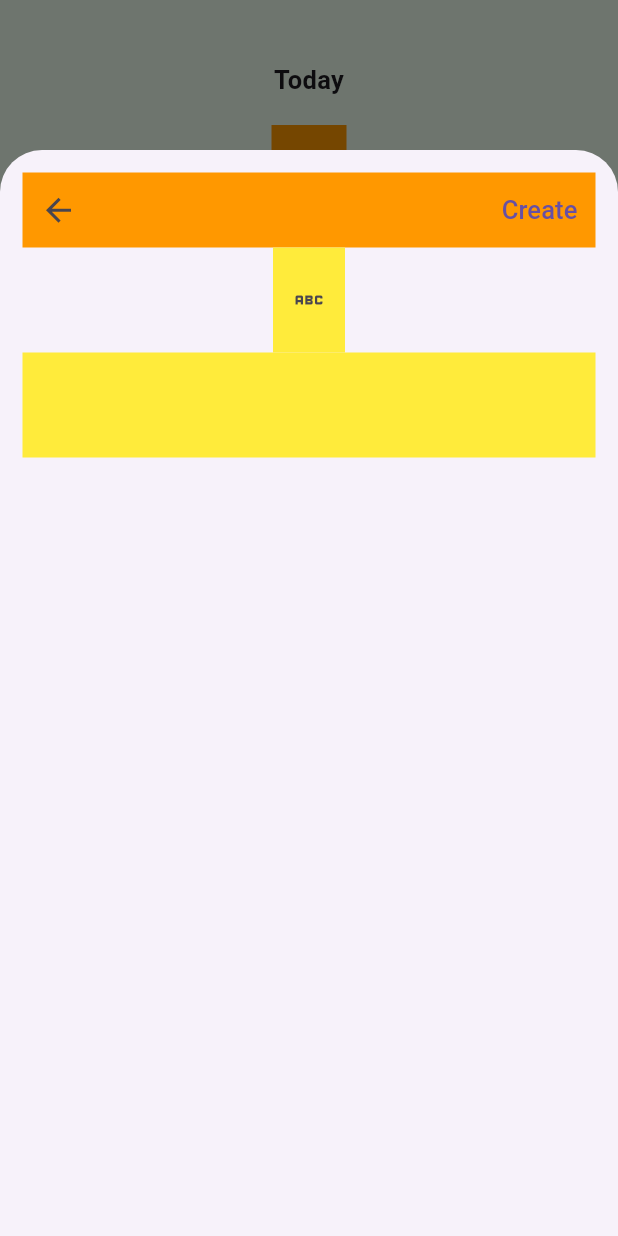
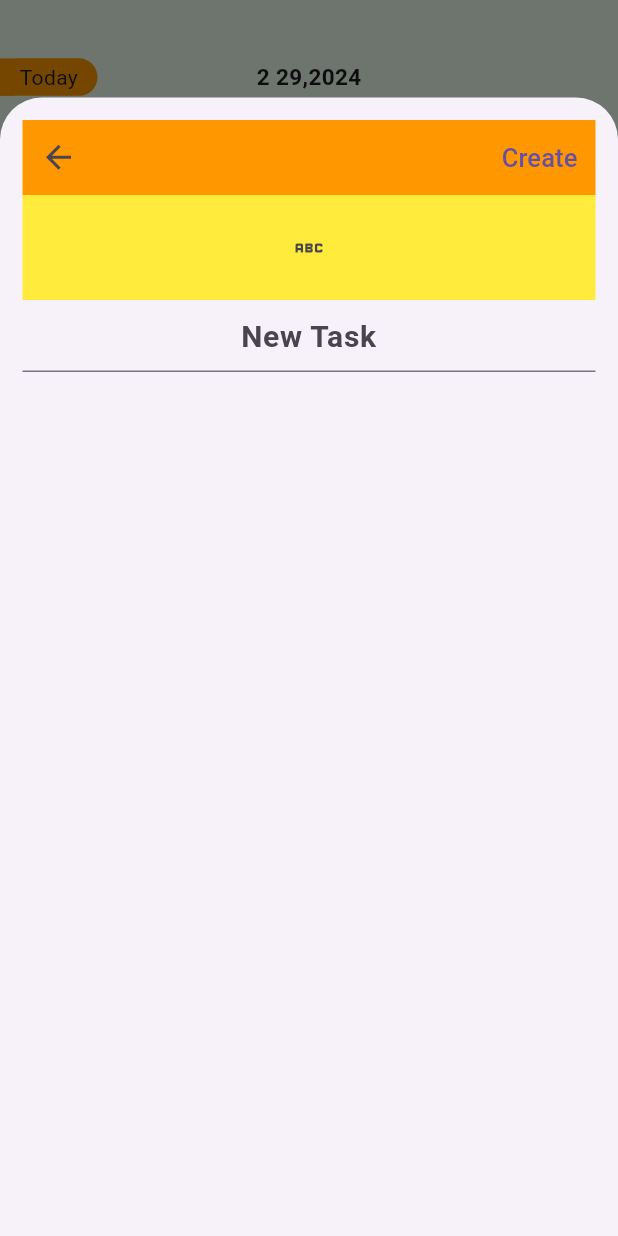
Before and after one commit to thanhbinhs/Time-Varience-Authority-TVA-, a Flutter app: the screen it shows after launch, after a tap on the "add" icon, on a phone screen of 412 x 824 dp. Run offline on Flutter 3.47's test engine with Material 3 defaults, Android fonts, the phone set to English and light mode, and no system bars; missing offline and left inert: tva_time_varience_authority.

Commit message:
Add 2/29/2024

```diff
--- /dev/null
+++ b/tva_time_varience_authority/lib/Pages/HomePageWidget.dart
@@ -0,0 +1,166 @@
+import 'package:flutter/material.dart';
+import 'package:flutter/rendering.dart';
+import 'package:tva_the_time_variance_authority_ver2/Pages/LibraryWidget.dart';
+import 'ProfileWidget.dart';
+import 'RoutineWidget.dart';
+import 'VariablesDataClass.dart';
+import 'package:flutter/services.dart';
+
+
+
+
+class HomePage extends StatefulWidget{
+  @override
+  State<HomePage> createState() => _HomePageState();
+}
+
+class _HomePageState extends State<HomePage> {
+  int currentIndex = 0;
+
+  @override
+  Widget build(BuildContext context) {
+    VariableData variableData = VariableData(context);
+    return Scaffold(
+      body: Column(
+        mainAxisAlignment: MainAxisAlignment.end,
+        children: [
+          if (currentIndex == 0) RoutineWidget(),
+          if (currentIndex == 1) LibraryWidget(),
+          if (currentIndex == 2) ProfileWidget(),
+
+          Container(height: 0.5, color: Colors.grey,),
+
+
+          Container(
+            height: variableData.screenHeight() * 0.11,
+            child: Row(
+              mainAxisAlignment: MainAxisAlignment.spaceBetween,
+              children: [
+
+                  GestureDetector(
+                  onTap: () {
+                    HapticFeedback.vibrate();
+                    setState(() {
+                      currentIndex = 0;
+                    });
+                  },
+                    child: Padding(
+                      padding: EdgeInsets.all(10),
+                      child: Container(
+                        width: 70,
+                        child: Column(
+                          mainAxisAlignment: MainAxisAlignment.start,
+                          children: [
+                            Container(
+                              height: 50,
+                              child: Icon(
+                                Icons.abc,
+                                size: 30,
+                              ),
+                            ),
+                            Container(
+                              height: 15,
+                              child: Text(
+                                'Routine',
+                                style: TextStyle(
+                                  color: currentIndex == 0 ? Colors.black : Colors.grey,
+                                ),
+                              ),
+                            ),
+                          ],
+                        ),
+                      ),
+                    ),
+                ),
+
+                GestureDetector(
+                  onTap: () {
+                    HapticFeedback.vibrate();
+                    setState(() {
+                      currentIndex = 1;
+                    });
+                  },
+                  child: Padding(
+                    padding: EdgeInsets.all(10),
+                    child: Container(
+                      width: 70,
+                      child: Column(
+                        mainAxisAlignment: MainAxisAlignment.start,
+                        children: [
+                          Container(
+                            height: 50,
+                            child: Icon(
+                              Icons.abc,
+                              size: 30,
+                            ),
+                          ),
+                          Container(
+                            height: 15,
+                            child: Text(
+                              'Library',
+                              style: TextStyle(
+                                color: currentIndex == 1 ? Colors.black : Colors.grey,
+                              ),
+                            ),
+                          ),
+                        ],
+                      ),
+                    ),
+                  ),
+                ),
+
+                GestureDetector(
+                  onTap: () {
+                    HapticFeedback.vibrate();
+                    setState(() {
+                      currentIndex = 2;
+                    });
+                  },
+
+                  child: Padding(
+                    padding: EdgeInsets.all(10),
+                    child: Container(
+                      width: 90,
+                      // color: Colors.orange,
+                      child: Column(
+                        mainAxisAlignment: MainAxisAlignment.start,
+                        children: [
+                          Container(
+                            height: 50,
+                            child: Icon(
+                              Icons.abc,
+                              size: 30,
+                            ),
+                          ),
+                          Container(
+                            height: 18,
+                            width: 90,
+                            //color: Colors.green,
+                            child: Column(
+                              mainAxisAlignment: MainAxisAlignment.center,
+                              children: [
+                                Text(
+                                  'Profile',
+                                  style: TextStyle(
+                                    color: currentIndex == 2 ? Colors.black : Colors.grey,
+                                    fontSize: 12,
+                                  ),
+                                ),
+                              ],
+                            )
+
+                          ),
+                        ],
+                      ),
+                    ),
+                  ),
+                ),
+
+              ],
+            ),
+          ),
+        ],
+      ),
+    );
+  }
+}
--- /dev/null
+++ b/tva_time_varience_authority/lib/Pages/LibraryWidget.dart
@@ -0,0 +1,15 @@
+import 'package:flutter/material.dart';
+import 'VariablesDataClass.dart';
+
+
+class LibraryWidget extends StatelessWidget {
+
+  @override
+  Widget build(BuildContext context) {
+    VariableData variableData = VariableData(context);
+    return Container(
+      height: variableData.screenHeight() * 0.889,
+      color: Colors.orange,
+    );
+  }
+}
--- /dev/null
+++ b/tva_time_varience_authority/lib/Pages/ProfileWidget.dart
@@ -0,0 +1,15 @@
+import 'package:flutter/material.dart';
+import 'VariablesDataClass.dart';
+
+
+class ProfileWidget extends StatelessWidget {
+
+  @override
+  Widget build(BuildContext context) {
+    VariableData variableData = VariableData(context);
+    return Container(
+      height: variableData.screenHeight() * 0.889,
+      color: Colors.blue,
+    );
+  }
+}
--- /dev/null
+++ b/tva_time_varience_authority/lib/Pages/RoutineWidget.dart
@@ -0,0 +1,24 @@
+import 'package:flutter/material.dart';
+import '../Widgets/Routine/AddNewTaskPageWidget.dart';
+import '../Widgets/Routine/ListTaskWidget/ListTaskWidget.dart';
+import 'VariablesDataClass.dart';
+
+
+
+class RoutineWidget extends StatelessWidget {
+  @override
+  Widget build(BuildContext context) {
+    VariableData variableData = VariableData(context);
+    return Container(
+      height: variableData.screenHeight() * 0.889,
+      width: variableData.screenWidth(),
+      color: Color.fromRGBO(240,255,240,1),
+      child: Stack(
+        children: [
+          ListTaskWidget(),
+          AddNewTaskPageWidget(),
+        ],
+      ),
+    );
+  }
+}
--- /dev/null
+++ b/tva_time_varience_authority/lib/Pages/VariablesDataClass.dart
@@ -0,0 +1,12 @@
+import 'package:flutter/material.dart';
+
+class VariableData {
+  BuildContext context;
+  VariableData(this.context);
+  double screenHeight() {
+    return MediaQuery.of(context).size.height;
+  }
+  double screenWidth() {
+    return MediaQuery.of(context).size.width;
+  }
+}
--- /dev/null
+++ b/tva_time_varience_authority/lib/Widgets/Routine/AddNewTaskPageWidget.dart
@@ -0,0 +1,128 @@
+import 'package:flutter/material.dart';
+
+class AddNewTaskPageWidget extends StatelessWidget{
+  @override
+  Widget build(BuildContext context){
+    return Column(
+      mainAxisAlignment: MainAxisAlignment.end,
+      children: [
+        Row(
+          mainAxisAlignment: MainAxisAlignment.end,
+          children: [
+            Padding(
+              padding: EdgeInsets.all(15),
+              child: Container(
+                height: 55,width: 55,
+                //color: Colors.blue,
+                decoration: BoxDecoration(
+                  color: Colors.yellow,
+                  shape: BoxShape.circle,
+                ),
+                child: IconButton(
+                  onPressed: (){
+                    showModalBottomSheet(
+                      context: context,
+                      elevation: 5,
+                      isScrollControlled: true,
+                      builder: (_) => AddNewTaskPage(),
+                    );
+                  },
+                  icon: Icon(
+                    Icons.add,
+                    color: Colors.white,
+                  ),
+                ),
+              ),
+            ),
+          ],
+        ),
+      ],
+    );
+  }
+}
+
+
+class AddNewTaskPage extends StatelessWidget {
+  @override
+  Widget build(BuildContext context) {
+    double screenHeight = MediaQuery.of(context).size.height; // 890.285714
+    double screenWidth = MediaQuery.of(context).size.width; //411.428571
+    return Container(
+      width: screenWidth,
+      height: screenHeight - 65,
+      decoration: BoxDecoration(
+        borderRadius: BorderRadius.circular(15),
+        //color: Colors.orange,
+      ),
+      padding: EdgeInsets.only(
+        top: 15,
+        left: 15,
+        right: 15,
+        bottom: MediaQuery.of(context).viewInsets.bottom,
+      ),
+      child: Column(
+        children: [
+          Container(
+            height: 50,
+            color: Colors.orange,
+            child: Row(
+              mainAxisAlignment: MainAxisAlignment.spaceBetween,
+              children: [
+                IconButton(
+                  onPressed: (){
+                    Navigator.pop(context);
+                  },
+                  icon: Icon(
+                    Icons.arrow_back,
+                    size: 25,
+                  ),
+                ),
+                TextButton(
+                  onPressed: (){
+
+                  },
+                  child: Text(
+                    "Create",
+                    style: TextStyle(
+                      fontSize: 17,
+                    ),
+                  ),
+                ),
+              ],
+            ),
+          ),
+          Container(
+            height: 650,
+            //color: Colors.yellow,
+            child: ListView(
+              children: [
+                Container(
+                  height: 70,
+                  color: Colors.yellow,
+                  child: IconButton(
+                    icon: Icon(Icons.abc),
+                    onPressed: (){},
+                  ),
+                ),
+                TextField(
+                    maxLines: null,
+                    textAlign: TextAlign.center,
+                    style: TextStyle(
+                      color: Colors.black,
+                      fontWeight: FontWeight.bold,
+                      fontSize: 20,
+                    ),
+                    decoration: InputDecoration(
+                      hintText: "New Task",
+                    ),
+                  ),
+              ],
+            ),
+          ),
+
+
+        ],
+      ),
+    );
+  }
+}
--- /dev/null
+++ b/tva_time_varience_authority/lib/Widgets/Routine/ListTaskWidget/ListTaskWidget.dart
@@ -0,0 +1,18 @@
+import 'package:flutter/material.dart';
+import 'package:tva_the_time_variance_authority_ver2/Widgets/Routine/ListTaskWidget/MainTaskWidget.dart';
+import 'TimeTableWidget.dart';
+
+
+
+class ListTaskWidget extends StatelessWidget{
+  @override
+  Widget build(BuildContext context){
+    return Column(
+      mainAxisAlignment: MainAxisAlignment.end,
+      children: [
+        TimeTableWidget(),
+        MainTaskWidget(),
+      ],
+    );
+  }
+}
--- /dev/null
+++ b/tva_time_varience_authority/lib/Widgets/Routine/ListTaskWidget/MainTaskWidget.dart
@@ -0,0 +1,110 @@
+import 'package:flutter/material.dart';
+import '../VariablesDataRoutineClass.dart';
+
+class MainTaskWidget extends StatelessWidget{
+  @override
+  Widget build(BuildContext context){
+    VariableData variableData = VariableData(context);
+    return Container(
+      height: variableData.screenHeight() * 0.69,
+      width: variableData.screenWidth(),
+      //color: Colors.green,
+      child: Stack(
+        children: [
+          Container(
+            decoration: BoxDecoration(
+              borderRadius: BorderRadius.circular(20),
+              color: Colors.white,
+            ),
+          ),
+          Column(
+            mainAxisAlignment: MainAxisAlignment.end,
+            children: [
+              Container(
+                height: variableData.screenHeight()*0.3,
+                color: Colors.white,
+              ),
+            ],
+          ),
+          Column(
+            mainAxisAlignment: MainAxisAlignment.end,
+            children: [
+              Container(
+                height: variableData.screenHeight() * 0.683,
+                // color: Colors.blue,
+                child: ListView(
+                  padding: EdgeInsets.all(0),
+                  children: [
+                    Container(
+                      //color: Colors.yellow,
+                      height: 160,
+                      child: Padding(
+                        padding: EdgeInsets.all(10),
+                        child: PageView(
+                          children: [
+                            Padding(
+                              padding: EdgeInsets.all(10),
+                              child: Container(
+                                decoration: BoxDecoration(
+                                  borderRadius: BorderRadius.circular(20),
+                                  color: Colors.green,
+                                ),
+                              ),
+                            ),
+                            Padding(
+                              padding: EdgeInsets.all(10),
+                              child: Container(
+                                decoration: BoxDecoration(
+                                  borderRadius: BorderRadius.circular(20),
+                                  color: Colors.green,
+                                ),
+                              ),
+                            ),
+                          ],
+                        ),
+                      ),
+                    ),
+
+                    for(int i = 0; i < 10; i++)
+                       Container(
+                        height: 80,
+                        child: PageView(
+                          scrollDirection: Axis.horizontal,
+                          children: [
+                            Padding(
+                              padding: EdgeInsets.symmetric(vertical: 5,horizontal: 20),
+                              child: Container(
+                                height: 80,
+                                decoration: BoxDecoration(
+                                  borderRadius: BorderRadius.circular(20),
+                                  color: Colors.blue,
+                                ),
+                              ),
+                            ),
+
+                            Padding(
+                              padding: EdgeInsets.symmetric(vertical: 5,horizontal: 20),
+                              child: Container(
+                                height: 80,
+                                decoration: BoxDecoration(
+                                  borderRadius: BorderRadius.circular(20),
+                                  color: Colors.blue,
+                                ),
+                              ),
+                            ),
+                          ],
+                        ),
+                      ),
+                    Container(height: 80,color: Colors.white,),
+
+                  ],
+                ),
+              ),
+
+            ],
+          ),
+        ],
+      ),
+    );
+  }
+}
--- /dev/null
+++ b/tva_time_varience_authority/lib/Widgets/Routine/ListTaskWidget/TimeTableWidget.dart
@@ -0,0 +1,215 @@
+import 'package:flutter/material.dart';
+import '../VariablesDataRoutineClass.dart';
+
+class TimeTableWidget extends StatefulWidget{
+  @override
+  State<TimeTableWidget> createState() => _TimeTableWidgetState();
+}
+
+class _TimeTableWidgetState extends State<TimeTableWidget> {
+  int currentYearAsInt = int.parse(DateTime.now().year.toString());
+  int currentMonthAsInt = int.parse(DateTime.now().month.toString());
+  int currentDateAsInt = int.parse(DateTime.now().day.toString());
+  List<bool> isPressedDayInWeek = List.generate(31, (index) => false);
+  void initState() {
+    super.initState();
+    burnIndex = currentDateAsInt - 1;
+  }
+  String changeFormatDay(int dayNumber) {
+    if(dayNumber > 7){
+      dayNumber = dayNumber % 7;
+      if(dayNumber == 0) {
+        dayNumber = 7;
+      }
+    }
+    String formattedDay = '';
+    switch (dayNumber) {
+      case 1:
+        formattedDay = 'Mo';
+        break;
+      case 2:
+        formattedDay = 'Tu';
+        break;
+      case 3:
+        formattedDay = 'We';
+        break;
+      case 4:
+        formattedDay = 'Th';
+        break;
+      case 5:
+        formattedDay = 'Fr';
+        break;
+      case 6:
+        formattedDay = 'Sa';
+        break;
+      case 7:
+        formattedDay = 'Su';
+        break;
+    }
+    return formattedDay;
+  }
+  int burnIndex = 0;
+  @override
+  Widget build(BuildContext context){
+    VariableData variableData = VariableData(context);
+    DateTime now = DateTime.now();
+    DateTime firstDayOfMonth = DateTime(now.year, now.month, 1);
+    // giá trị trả từ 1 đến 7 tương ứng với 1 là thứ 2 và 7 là chủ nhật
+    int firstWeekday = firstDayOfMonth.weekday;
+    // Lấy thời gian ngày cuối cùng của tháng
+    DateTime lastDayOfMonth = DateTime(now.year, now.month + 1, 0);
+    int lastDayOfMonthAsInt = lastDayOfMonth.day;
+    return Container(
+      height: variableData.screenHeight()*0.197,
+      //color: Colors.yellow,
+      child: Column(
+        mainAxisAlignment: MainAxisAlignment.end,
+        children: [
+          Container(
+            height: variableData.screenHeight()*0.044,
+            //color: Colors.yellow,
+            child: Row(
+              mainAxisAlignment: MainAxisAlignment.spaceBetween,
+              children: [
+
+                Container(
+                  width: 100,
+                  child: Stack(
+                    children: [
+                      InkWell(
+                        onTap: (){
+                          //**********************************************
+                        },
+                        child: Container(
+                            height: 25,
+                            width: 65,
+                            //color: Colors.orange,
+                            decoration: BoxDecoration(
+                                color: Colors.orange,
+                                borderRadius: BorderRadius.circular(20)
+                            ),
+                            child: Row(
+                              mainAxisAlignment: MainAxisAlignment.center,
+                              children: [
+                                Text('Today'),
+                              ],
+                            )
+                        ),
+                      ),
+
+                      Container(
+                        height: 25,
+                        width: 10,
+                        color: Colors.orange,
+                      ),
+                    ],
+                  )
+                ),
+
+
+
+
+                Text(
+                  '$currentMonthAsInt $currentDateAsInt,${currentYearAsInt}',
+                  style: TextStyle(
+                    fontWeight: FontWeight.bold,
+                    fontSize: 15,
+                  ),
+                ),
+                Container(
+                  width: 100,
+                  //color: Colors.orange,
+                ),
+
+              ],
+            ),
+          ),
+
+          Container(
+            height: variableData.screenHeight()*0.115,
+            //color: Colors.blue,
+            child: ListView(
+              scrollDirection: Axis.horizontal,
+                children: List.generate(lastDayOfMonthAsInt, (index) =>
+                    Padding(
+                        padding: EdgeInsets.all(5),
+                      child: InkWell(
+                        onTap: (){
+                          setState(() {
+                            isPressedDayInWeek = List.generate(31, (index) => false);
+                            isPressedDayInWeek[index] = true;
+                            burnIndex = index;
+                            //print(burnIndex);
+                          });
+                        },
+                        child: Container(
+                          width: 50,
+                          decoration: BoxDecoration(
+                            borderRadius: BorderRadius.circular(30),
+                            color: (isPressedDayInWeek[index] || burnIndex == index) ? Colors.orange : Color(0xFFF0FFF0),
+                          ),
+                          child: Column(
+                            children: [
+                              Container(
+                                child: Column(
+                                  mainAxisAlignment: MainAxisAlignment.center,
+                                  children: [
+
+                                    Container(
+                                      height: 30,
+                                      //color: Colors.blue,
+                                      child: Column(
+                                        mainAxisAlignment: MainAxisAlignment.center,
+                                          children: [
+                                            Text(
+                                              (index < lastDayOfMonthAsInt) ? changeFormatDay(firstWeekday + index) : '',
+                                              style: TextStyle(
+                                                fontSize: 12,
+                                                fontWeight: FontWeight.bold,
+                                                color: (isPressedDayInWeek[index] || burnIndex == index) ? Colors.black : Colors.grey,
+                                              ),
+                                            ),
+                                          ],
+                                      ),
+                                    ),
+                                    SizedBox(height: 10,),
+                                    Container(
+                                      height: 30,
+                                      width: 30,
+                                      decoration: BoxDecoration(
+                                        shape: BoxShape.circle,
+                                        color: (isPressedDayInWeek[index] || burnIndex == index) ? Colors.white : Color(0xFFF0FFF0),
+                                        border: Border.all(
+                                          color: Colors.grey,
+                                          width: 0.1,
+                                        ),
+                                      ),
+                                      child: Column(
+                                        mainAxisAlignment: MainAxisAlignment.center,
+                                        children: [
+                                          Text(
+                                            (index + 1 <= lastDayOfMonthAsInt) ? ('${index + 1}') : '',
+                                            style: TextStyle(
+                                              fontWeight: FontWeight.bold,
+                                              color:(isPressedDayInWeek[index] || burnIndex == index) ? Colors.black : Colors.grey,
+                                            ),
+                                          ),
+                                        ],
+                                      ),
+                                    ),
+                                  ],
+                                ),
+                              ),
+                            ],
+                          ),
+                        ),
+                      ),
+                    ),
+              ),
+            ),
+          ),
+        ],
+      ),
+    );
+  }
+}
--- /dev/null
+++ b/tva_time_varience_authority/lib/Widgets/Routine/VariablesDataRoutineClass.dart
@@ -0,0 +1,16 @@
+import 'package:flutter/material.dart';
+
+
+class VariableData {
+  BuildContext context;
+  VariableData(this.context);
+  double screenHeight() {
+    return MediaQuery.of(context).size.height;
+  }
+  double screenWidth() {
+    return MediaQuery.of(context).size.width;
+  }
+  double Margin() {
+    return MediaQuery.of(context).size.height * 0.1;
+  }
+}
--- a/tva_time_varience_authority/lib/main.dart
+++ b/tva_time_varience_authority/lib/main.dart
@@ -1,5 +1,5 @@
 import 'package:flutter/material.dart';
-import 'package:tva_time_varience_authority/Pages/HomePage.dart';
+import 'Pages/HomePageWidget.dart';
 
 void main(){
   runApp(MyApp());
@@ -9,13 +9,12 @@ class MyApp extends StatelessWidget{
   @override
   Widget build (BuildContext context){
     return MaterialApp(
-        title: "Food App",
-        debugShowCheckedModeBanner: false,
-        theme: ThemeData(
+      debugShowCheckedModeBanner: false,
+      theme: ThemeData(
         scaffoldBackgroundColor: Color(0xFFF5F5F3),
-    ),
+      ),
       routes: {
-      "/" : (context) => HomePage(),
+        "/" : (context) => HomePage(),
       },
     );
   }
```
Also changed, not shown: tva_time_varience_authority/pubspec.yaml (+8 -6 lines).
